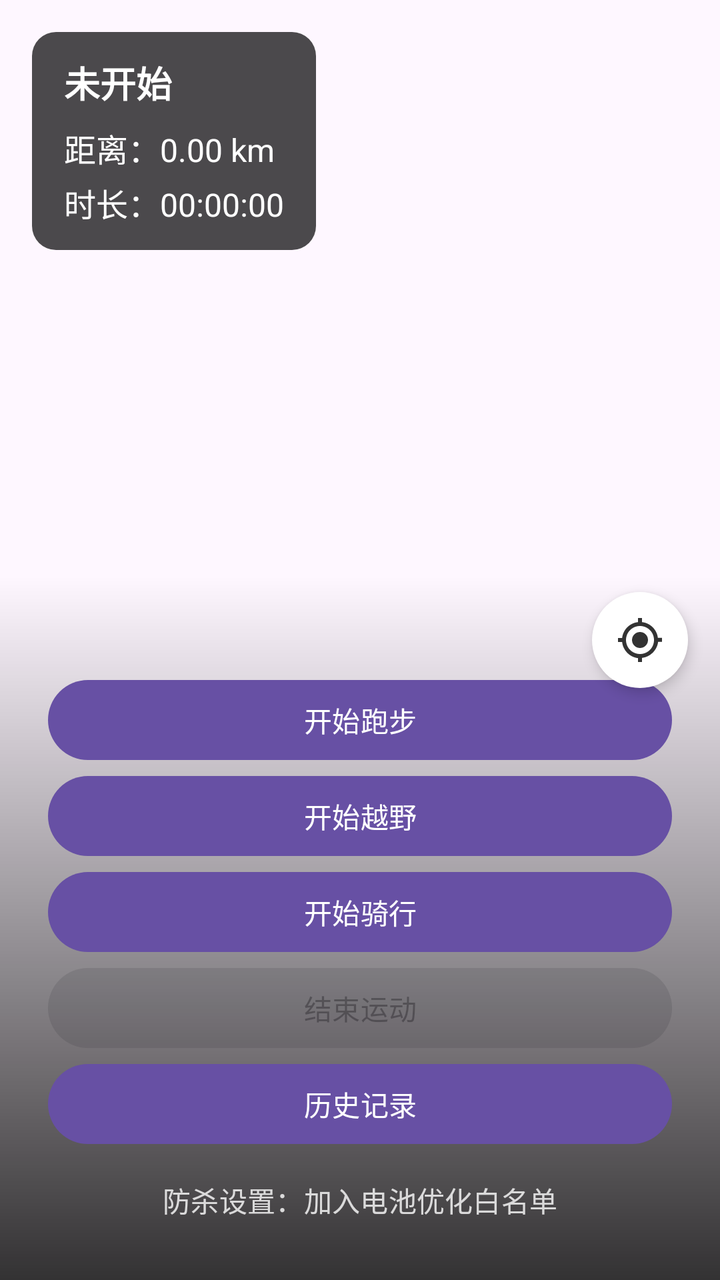
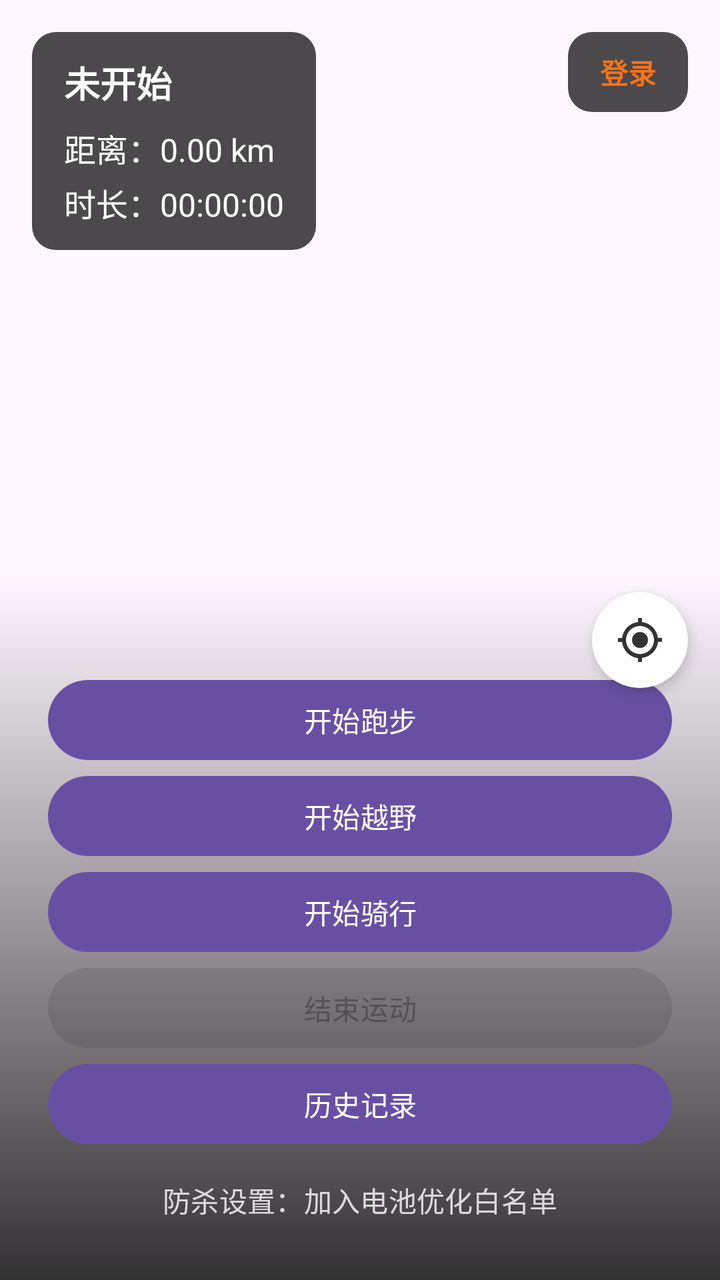

An Android layout rendered at two revisions. The XML below is the earlier revision; the diff shows what the commit changed to produce the second picture.
<!-- AndroidManifest.xml: application theme Theme.RunPulse -->
<!-- res/layout/activity_main.xml -->
<?xml version="1.0" encoding="utf-8"?>
<FrameLayout xmlns:android="http://schemas.android.com/apk/res/android"
    android:layout_width="match_parent"
    android:layout_height="match_parent">

    
    <FrameLayout
        android:id="@+id/trackPreviewContainer"
        android:layout_width="match_parent"
        android:layout_height="match_parent" />

    
    <LinearLayout
        android:id="@+id/topStatusCard"
        android:layout_width="wrap_content"
        android:layout_height="wrap_content"
        android:layout_gravity="top|start"
        android:layout_marginStart="16dp"
        android:layout_marginTop="16dp"
        android:background="@drawable/bg_overlay_card"
        android:orientation="vertical"
        android:paddingHorizontal="16dp"
        android:paddingVertical="12dp">

        <TextView
            android:id="@+id/tvStatus"
            android:layout_width="wrap_content"
            android:layout_height="wrap_content"
            android:text="未开始"
            android:textColor="#FFFFFF"
            android:textSize="18sp"
            android:textStyle="bold" />

        <TextView
            android:id="@+id/tvDistance"
            android:layout_width="wrap_content"
            android:layout_height="wrap_content"
            android:layout_marginTop="8dp"
            android:text="距离：0.00 km"
            android:textColor="#FFFFFF"
            android:textSize="16sp" />

        <TextView
            android:id="@+id/tvDuration"
            android:layout_width="wrap_content"
            android:layout_height="wrap_content"
            android:layout_marginTop="4dp"
            android:text="时长：00:00:00"
            android:textColor="#FFFFFF"
            android:textSize="16sp" />
    </LinearLayout>

    
    <ImageButton
        android:id="@+id/btnLocate"
        android:layout_width="48dp"
        android:layout_height="48dp"
        android:layout_gravity="center_vertical|end"
        android:layout_marginEnd="16dp"
        android:background="@drawable/bg_map_button"
        android:contentDescription="@string/desc_locate"
        android:elevation="4dp"
        android:padding="12dp"
        android:src="@drawable/ic_my_location" />

    
    <LinearLayout
        android:id="@+id/bottomPanel"
        android:layout_width="match_parent"
        android:layout_height="wrap_content"
        android:layout_gravity="bottom"
        android:background="@drawable/bg_bottom_scrim"
        android:orientation="vertical"
        android:paddingHorizontal="24dp"
        android:paddingTop="48dp"
        android:paddingBottom="16dp">

        <Button
            android:id="@+id/btnRun"
            android:layout_width="match_parent"
            android:layout_height="wrap_content"
            android:text="开始跑步" />

        <Button
            android:id="@+id/btnTrail"
            android:layout_width="match_parent"
            android:layout_height="wrap_content"
            android:text="开始越野" />

        <Button
            android:id="@+id/btnBike"
            android:layout_width="match_parent"
            android:layout_height="wrap_content"
            android:text="开始骑行" />

        <Button
            android:id="@+id/btnStop"
            android:layout_width="match_parent"
            android:layout_height="wrap_content"
            android:enabled="false"
            android:text="结束运动" />

        <Button
            android:id="@+id/btnHistory"
            android:layout_width="match_parent"
            android:layout_height="wrap_content"
            android:text="@string/btn_history" />

        
        <Button
            android:id="@+id/btnImport"
            android:layout_width="match_parent"
            android:layout_height="wrap_content"
            android:text="@string/btn_import_test_data"
            android:visibility="gone" />

        <Button
            android:id="@+id/btnBattery"
            style="@style/Widget.Material3.Button.TextButton"
            android:layout_width="match_parent"
            android:layout_height="wrap_content"
            android:text="防杀设置：加入电池优化白名单"
            android:textColor="#CCFFFFFF" />
    </LinearLayout>
</FrameLayout>
<!-- resources referenced by this layout -->
<resources>
  <!-- drawable bg_bottom_scrim (drawable) -->
  <?xml version="1.0" encoding="utf-8"?>
  <shape xmlns:android="http://schemas.android.com/apk/res/android">
      <gradient
          android:angle="270"
          android:startColor="#00000000"
          android:endColor="#CC000000" />
  </shape>
  <!-- drawable bg_map_button (drawable) -->
  <?xml version="1.0" encoding="utf-8"?>
  <selector xmlns:android="http://schemas.android.com/apk/res/android">
      <item android:state_pressed="true">
          <shape android:shape="oval">
              <solid android:color="#E0E0E0" />
          </shape>
      </item>
      <item>
          <shape android:shape="oval">
              <solid android:color="#FFFFFF" />
          </shape>
      </item>
  </selector>
  <!-- drawable bg_overlay_card (drawable) -->
  <?xml version="1.0" encoding="utf-8"?>
  <shape xmlns:android="http://schemas.android.com/apk/res/android">
      <solid android:color="#B3000000" />
      <corners android:radius="12dp" />
  </shape>
  <!-- drawable ic_my_location (drawable) -->
  <?xml version="1.0" encoding="utf-8"?>
  <vector xmlns:android="http://schemas.android.com/apk/res/android"
      android:width="24dp"
      android:height="24dp"
      android:viewportWidth="24"
      android:viewportHeight="24">
      <path
          android:fillColor="#333333"
          android:pathData="M12,8c-2.21,0 -4,1.79 -4,4s1.79,4 4,4 4,-1.79 4,-4 -1.79,-4 -4,-4zM20.94,11C20.48,6.83 17.17,3.52 13,3.06V1h-2v2.06C6.83,3.52 3.52,6.83 3.06,11H1v2h2.06c0.46,4.17 3.77,7.58 7.94,8.06V23h2v-2.06c4.17,-0.48 7.58,-3.9 8.06,-8.06H23v-2h-2.06zM12,19c-3.87,0 -7,-3.13 -7,-7s3.13,-7 7,-7 7,3.13 7,7 -3.13,7 -7,7z" />
  </vector>
  <string name="btn_history">历史记录</string>
  <string name="btn_import_test_data">导入测试数据</string>
  <string name="desc_locate">定位到我的位置</string>
  <style name="Theme.RunPulse" parent="Theme.Material3.DayNight.NoActionBar" />
</resources>

<!-- the commit's change to res/layout/activity_main.xml (unified diff, before → after) -->
@@ -48,7 +48,33 @@
             android:text="时长：00:00:00"
             android:textColor="#FFFFFF"
             android:textSize="16sp" />
+        
+        <TextView
+            android:id="@+id/tvCadence"
+            android:layout_width="wrap_content"
+            android:layout_height="wrap_content"
+            android:layout_marginTop="4dp"
+            android:text="步频：-- SPM"
+            android:textColor="#FFFFFF"
+            android:textSize="16sp"
+            android:visibility="gone" />
     </LinearLayout>
+
+    
+    <TextView
+        android:id="@+id/btnUser"
+        android:layout_width="wrap_content"
+        android:layout_height="40dp"
+        android:layout_gravity="top|end"
+        android:layout_marginTop="16dp"
+        android:layout_marginEnd="16dp"
+        android:background="@drawable/bg_overlay_card"
+        android:gravity="center"
+        android:paddingHorizontal="16dp"
+        android:text="@string/auth_login_entry"
+        android:textColor="#F97316"
+        android:textSize="14sp"
+        android:textStyle="bold" />
 
     
     <ImageButton
<!-- resource entries referenced after the edit -->
@@ -39,6 +39,7 @@
           android:fillColor="#333333"
           android:pathData="M12,8c-2.21,0 -4,1.79 -4,4s1.79,4 4,4 4,-1.79 4,-4 -1.79,-4 -4,-4zM20.94,11C20.48,6.83 17.17,3.52 13,3.06V1h-2v2.06C6.83,3.52 3.52,6.83 3.06,11H1v2h2.06c0.46,4.17 3.77,7.58 7.94,8.06V23h2v-2.06c4.17,-0.48 7.58,-3.9 8.06,-8.06H23v-2h-2.06zM12,19c-3.87,0 -7,-3.13 -7,-7s3.13,-7 7,-7 7,3.13 7,7 -3.13,7 -7,7z" />
   </vector>
+  <string name="auth_login_entry">登录</string>
   <string name="btn_history">历史记录</string>
   <string name="btn_import_test_data">导入测试数据</string>
   <string name="desc_locate">定位到我的位置</string>
